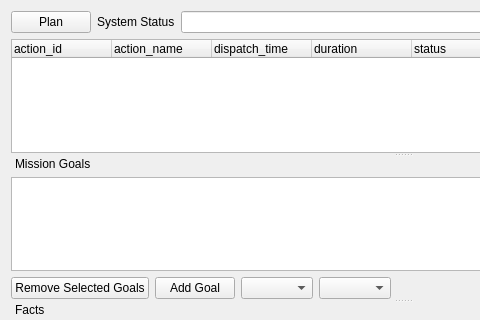
Qt form rosplan_rqt/resource/dispatcher.ui (KCL-Planning/ROSPlan) before a commit; both pictures show x 0 to 480 and y 0 to 320 of the 805 by 602 pixel window.
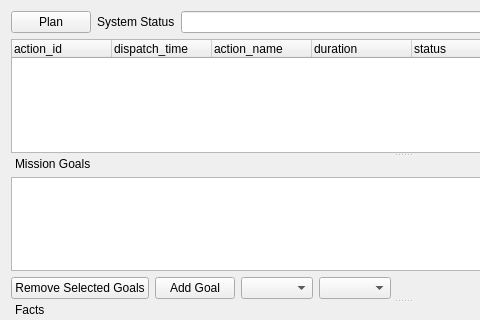
The same form after that commit.

Commit message: Update UI added precondition false status

```diff
--- a/rosplan_rqt/resource/dispatcher.ui
+++ b/rosplan_rqt/resource/dispatcher.ui
@@ -107,12 +107,12 @@
       </column>
       <column>
        <property name="text">
-        <string>action_name</string>
+        <string>dispatch_time</string>
        </property>
       </column>
       <column>
        <property name="text">
-        <string>dispatch_time</string>
+        <string>action_name</string>
        </property>
       </column>
       <column>
```
The commit also changes 4 other files.
